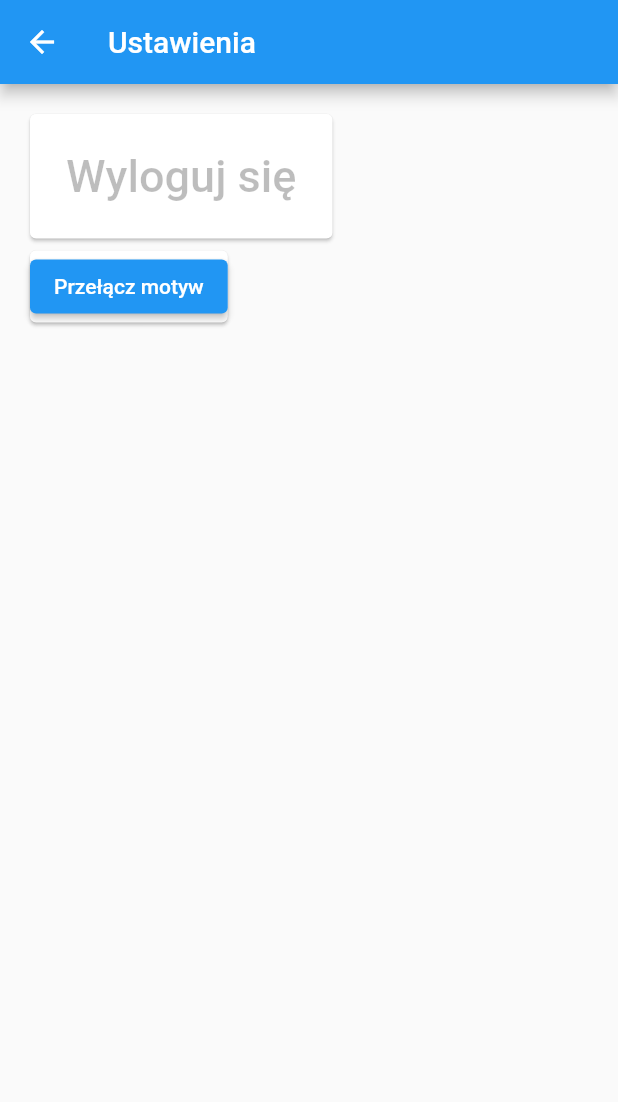
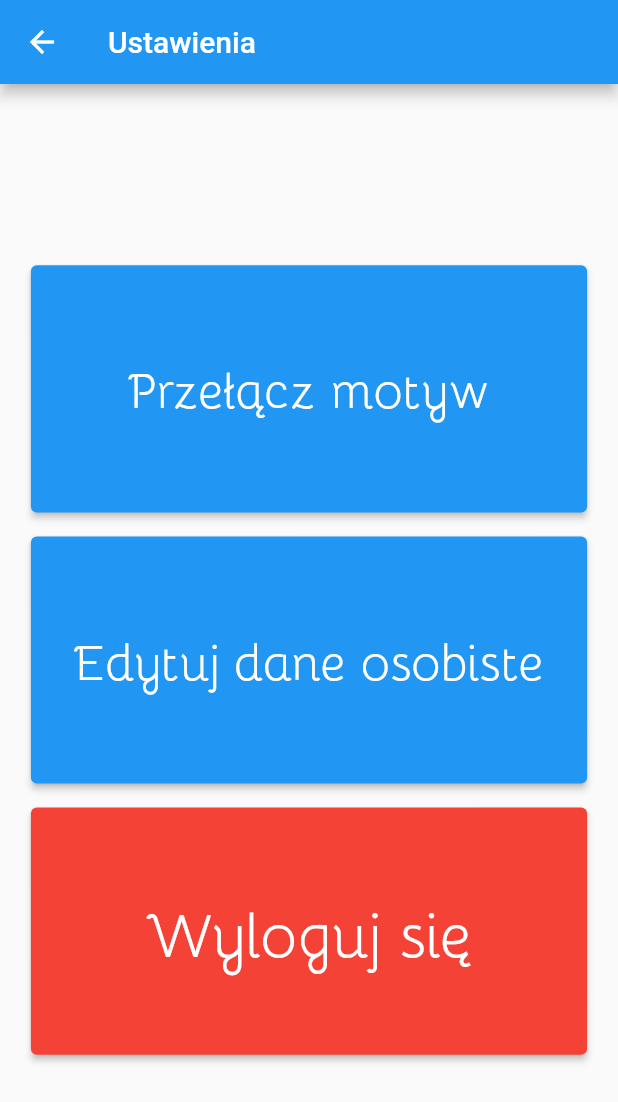
Before and after one commit to damiankalbarz/gym_app, a Flutter app: the QrCodeScreen screen opened directly, after a tap on the "settings" icon, on a phone screen of 412 x 824 dp. Shown: the top 1102 px of the screen. Run offline on Flutter 3.47's test engine with Material 2 defaults, Android fonts, the light colour scheme and no system bars; our stand-ins replace qr_flutter, shared_preferences; accounts and stored records are empty.

Commit message:
Dodanie czcionki, systylizowanie ustawien

```diff
--- a/lib/profil_view.dart
+++ b/lib/profil_view.dart
@@ -65,18 +65,18 @@ class _ProfilPageState extends State<ProfilPage> {
             Center(
               child: Text(
                 'Witaj Damian!',
-                style: TextStyle(fontSize: 32),
+                style: TextStyle(fontFamily: "Bellota-Regular" ,fontSize: 32),
               ),
             ),
             SizedBox(height: 10),
             Center(
               child: Text(
                 'OTO LISTA TWOICH CELÓW!',
-                style: TextStyle(fontSize: 24),
+                style: TextStyle(fontFamily: "Bellota-Regular",fontSize: 22),
               ),
             ),
             Padding(
-              padding: EdgeInsets.all(16.0),
+              padding: EdgeInsets.all(10.0),
               child: Row(
                 children: [
                   Expanded(
--- a/lib/settings_view.dart
+++ b/lib/settings_view.dart
@@ -13,8 +13,46 @@ class SettingsView extends StatelessWidget {
       appBar: AppBar(
         title: Text('Ustawienia'),
       ),
-      body: Padding(
-        padding: const EdgeInsets.all(16.0),
+      body: Center(
+        child: Column(
+          mainAxisAlignment: MainAxisAlignment.center,
+          children: <Widget>[
+            Container(
+              width: 0.9*MediaQuery.of(context).size.width,
+              height: 0.2*MediaQuery.of(context).size.height,
+              child:  ElevatedButton(
+                onPressed: () {
+                  themeProvider.toggleTheme(); // Przełącz motyw
+                },
+                child: Text('Przełącz motyw', style: TextStyle(fontSize: 0.04 * MediaQuery.of(context).size.height, fontFamily: "Bellota-Regular"),),
+              ),
+            ),
+            SizedBox(height: 16.0),
+            Container(
+              width: 0.9*MediaQuery.of(context).size.width,
+              height: 0.2*MediaQuery.of(context).size.height,
+              child:  ElevatedButton(
+                onPressed: () {
+                },
+                child: Text('Edytuj dane osobiste',style: TextStyle(fontSize: 0.04 * MediaQuery.of(context).size.height, fontFamily: "Bellota-Regular")),
+              ),
+            ),
+            SizedBox(height: 16.0),
+            Container(
+              width: 0.9*MediaQuery.of(context).size.width,
+              height: 0.2*MediaQuery.of(context).size.height,
+              child:  ElevatedButton(onPressed: (){
+                Navigator.push(context, MaterialPageRoute(builder: (context) => LoginPage()),);},
+                  style: ElevatedButton.styleFrom(primary: Colors.red),
+                  child: Text("Wyloguj się", style: TextStyle(fontSize: 0.05 * MediaQuery.of(context).size.height, fontFamily: "Bellota-Regular"))),
+
+            ),
+          ],
+        )
+      )
+
+    /*Padding(
+       padding: const EdgeInsets.all(16.0),
         child: Column(
           crossAxisAlignment: CrossAxisAlignment.start,
           children: [
@@ -39,7 +77,7 @@ class SettingsView extends StatelessWidget {
 
           ],
         )
-      ),
+      ),*/
     );
   }
 }
--- a/lib/tiket_view.dart
+++ b/lib/tiket_view.dart
@@ -24,14 +24,15 @@ class _QrCodeScreenState extends State<QrCodeScreen> { // Update the state class
           mainAxisAlignment: MainAxisAlignment.center,
           children: <Widget>[
             QrImageView(
+              backgroundColor: Colors.white,
               data: widget.qrData, // Access the qrData property using widget
               version: QrVersions.auto,
               size: 200.0,
             ),
             SizedBox(height: 20),
             Text(
-              'Twój karnet jest wazny do:',
-              style: TextStyle(fontSize: 20),
+              'Twój karnet jest ważny do:',
+              style: TextStyle(fontSize: 20, fontFamily: "Bellota-Regular"),
             ),
             SizedBox(height: 10),
             SelectableText(
@@ -39,7 +40,7 @@ class _QrCodeScreenState extends State<QrCodeScreen> { // Update the state class
               style: TextStyle(fontSize: 16),
             ),
             SizedBox(height: 10),
-            ElevatedButton(onPressed: (){}, child: Text("Przedłuż karnet", style: TextStyle(color: Colors.lightGreenAccent),))
+            ElevatedButton(onPressed: (){}, child: Text("Przedłuż karnet", style: TextStyle(fontFamily: "Bellota-Regular"),))
           ],
         ),
       ),
```
Also changed, not shown: pubspec.yaml (+7 -12 lines), assets/fonts/Bellota-Regular.otf (added).
